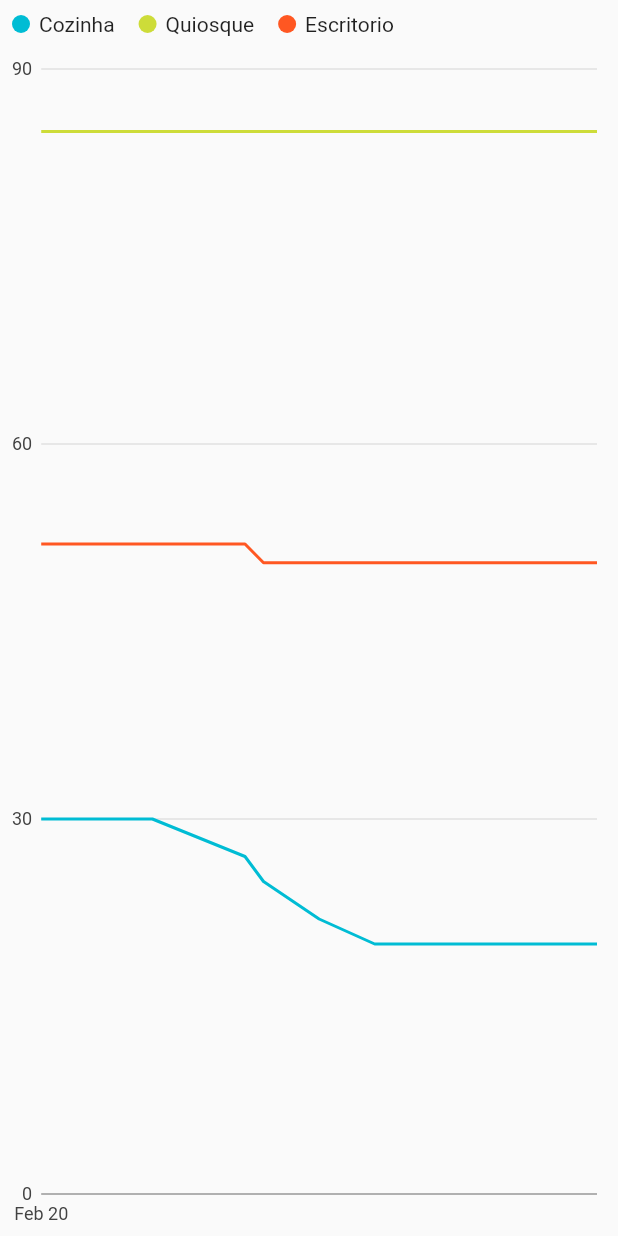
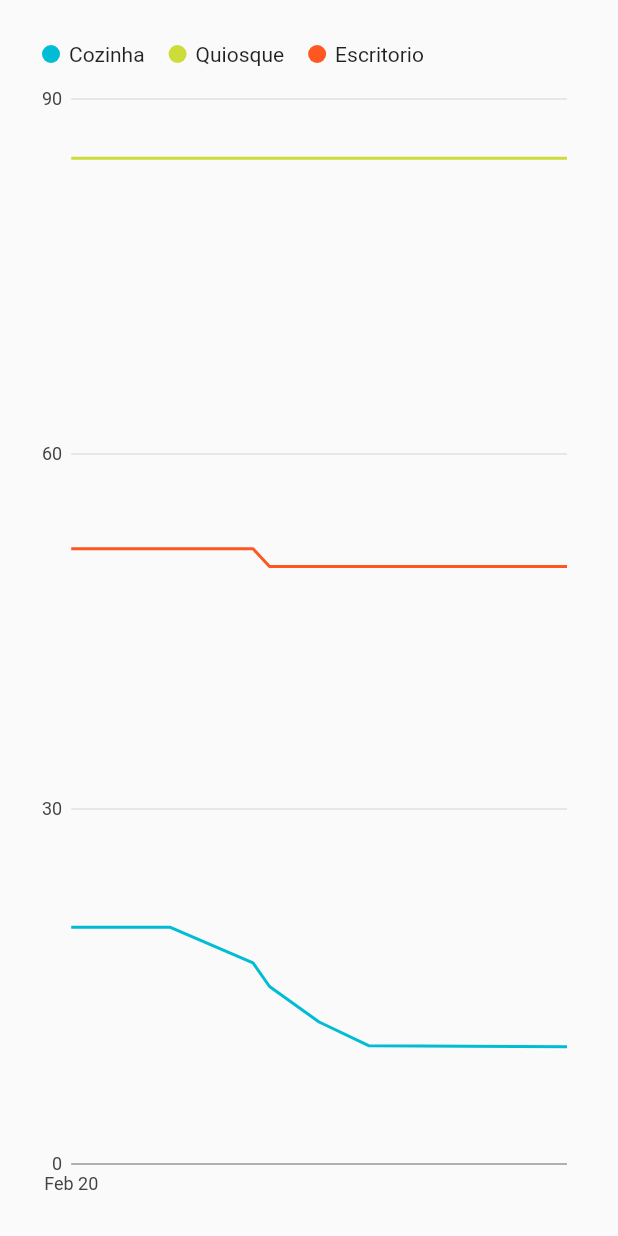
Before and after one commit to JGabrielGruber/WEBGAZ_app, a Flutter app: the Consumo widget shown alone on an empty page, opened directly, on a phone screen of 412 x 824 dp. Run offline on Flutter 3.47's test engine with Material 2 defaults, Android fonts, the phone set to English and light mode, and no system bars; our stand-ins replace badges, cached_network_image, charts_flutter, cloud_firestore, firebase_auth, firebase_storage and 3 more; missing offline and left inert: dart:ffi; accounts and stored records are empty.

Commit message:
Aperfeiçoado gráfico de consumo;

```diff
--- a/lib/screens/consumo.dart
+++ b/lib/screens/consumo.dart
@@ -24,7 +24,9 @@ class _ConsumoState extends State<Consumo> {
 
   @override
   Widget build(BuildContext context) {
-    return new charts.TimeSeriesChart(
+    return Container(
+      padding: EdgeInsets.all(20),
+      child: charts.TimeSeriesChart(
         seriesList,
         animate: animate,
         defaultRenderer: new charts.LineRendererConfig(
@@ -42,23 +44,27 @@ class _ConsumoState extends State<Consumo> {
               horizontalFirst: true,
               outsideJustification: charts.OutsideJustification.start,
               measureFormatter: (num valor) {
+                if (valor != null)
                   return "${valor}%";
+                return "";
               }
           ),
+          charts.PanAndZoomBehavior(),
         ],
+      ),
     );
   }
 
   /// Create one series with sample hard coded data.
   static List<charts.Series<TimeSeriesConsumo, DateTime>> _createSampleData() {
     final dataCozinha = [
-      new TimeSeriesConsumo(new DateTime(2020, 2, 20, 10, 30, 0), 30),
-      new TimeSeriesConsumo(new DateTime(2020, 2, 20, 11, 0, 0), 30),
-      new TimeSeriesConsumo(new DateTime(2020, 2, 20, 11, 25, 0), 27),
-      new TimeSeriesConsumo(new DateTime(2020, 2, 20, 11, 30, 0), 25),
-      new TimeSeriesConsumo(new DateTime(2020, 2, 20, 11, 45, 0), 22),
-      new TimeSeriesConsumo(new DateTime(2020, 2, 20, 12, 0, 0), 20),
-      new TimeSeriesConsumo(new DateTime(2020, 2, 20, 13, 0, 0), 20),
+      new TimeSeriesConsumo(new DateTime(2020, 2, 20, 10, 30, 0), 20),
+      new TimeSeriesConsumo(new DateTime(2020, 2, 20, 11, 0, 0), 20),
+      new TimeSeriesConsumo(new DateTime(2020, 2, 20, 11, 25, 0), 17),
+      new TimeSeriesConsumo(new DateTime(2020, 2, 20, 11, 30, 0), 15),
+      new TimeSeriesConsumo(new DateTime(2020, 2, 20, 11, 45, 0), 12),
+      new TimeSeriesConsumo(new DateTime(2020, 2, 20, 12, 0, 0), 10),
+      new TimeSeriesConsumo(new DateTime(2020, 2, 20, 13, 0, 0), 9.9),
     ];
 
     final dataQuiosque = [
--- a/lib/screens/home.dart
+++ b/lib/screens/home.dart
@@ -15,7 +15,7 @@ class _HomeState extends State<Home> {
 			body: GridView.count(
 				crossAxisCount: 2,
 				children: <Widget>[
-					Indicador("Cozinha", 0.20, Colors.cyan),
+					Indicador("Cozinha", 0.099, Colors.cyan),
 					Indicador("Quiosque", 0.85, Colors.lime),
 					Indicador("Escritório", 0.505, Colors.deepOrange),
 				],
```
Also changed, not shown: 1 other file. Lines whose indentation alone changed are shown as unchanged.
